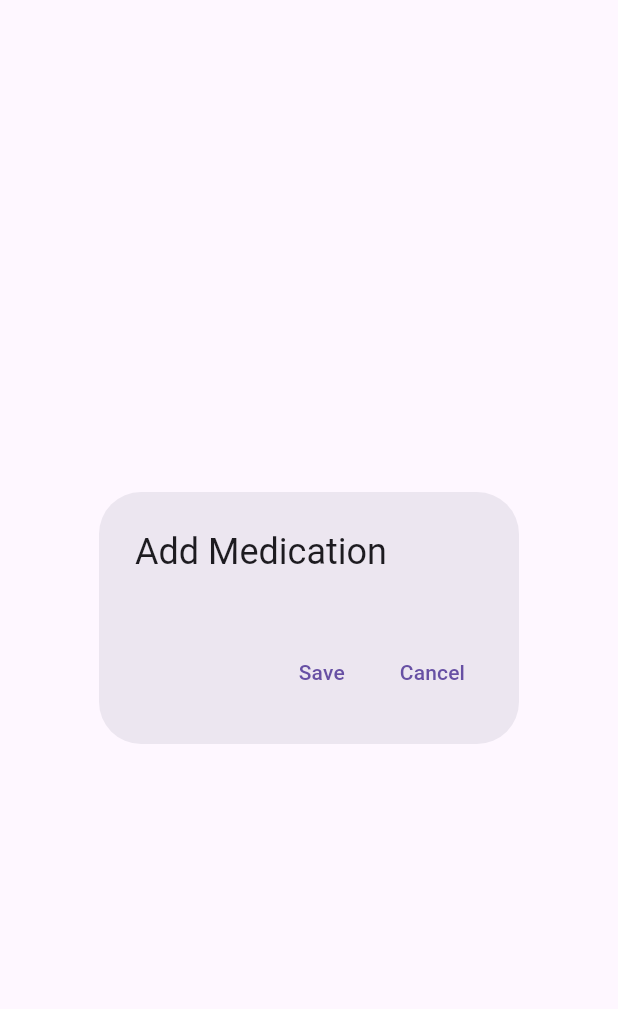
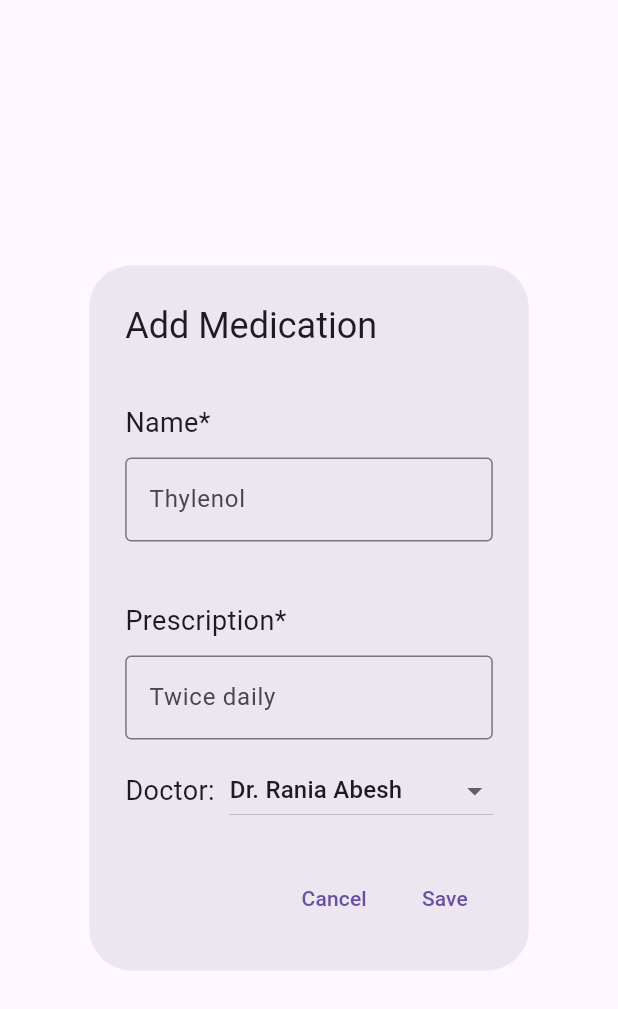
Before and after one commit to nkemjikaobi/flutter_patient_management_system, a Flutter app: the AddMedicationModal widget shown alone on an empty page, opened directly, on a phone screen of 412 x 824 dp. Shown: the top 1009 px of the screen. Run offline on Flutter 3.47's test engine with Material 3 defaults, Android fonts, the phone set to English and light mode, and no system bars; network calls fail.

Commit message:
add medication modal

```diff
--- a/lib/modals/add_medication_modal.dart
+++ b/lib/modals/add_medication_modal.dart
@@ -1,36 +1,137 @@
 // AddMedicationModal.dart
 
 import 'package:flutter/material.dart';
+import 'package:flutter_application_project_1/models/patient_medications_model.dart';
 
-class AddMedicationModal extends StatelessWidget {
-  const AddMedicationModal({super.key});
+class AddMedicationModal extends StatefulWidget {
+  const AddMedicationModal({Key? key}) : super(key: key);
+
+  @override
+  State<AddMedicationModal> createState() => _AddMedicationModalState();
+}
+
+class _AddMedicationModalState extends State<AddMedicationModal> {
+  final _formKey = GlobalKey<FormState>();
+
+  TextEditingController nameController = TextEditingController();
+  TextEditingController prescriptionController = TextEditingController();
+
+  String doctor = "Dr. Rania Abesh";
 
   @override
   Widget build(BuildContext context) {
+    const List<String> doctorData = <String>[
+      'Dr. Rania Abesh',
+      'Dr. Philip Nzaghi',
+      'Dr. Walter Whyte',
+      'Dr Jesse Pinkman',
+      'Dr. Connor Mcgregor',
+    ];
+
     return AlertDialog(
       title: const Text('Add Medication'),
-      content: const SingleChildScrollView(
-        child: Column(
-          children: [
-            // Your form fields for adding medication
-            // You can add text fields, dropdowns, etc.
-          ],
-        ),
+      content: SingleChildScrollView(
+        child: Form(
+            key: _formKey,
+            child: Column(
+              crossAxisAlignment: CrossAxisAlignment.start,
+              children: [
+                const SizedBox(height: 20),
+                const Text("Name*", style: TextStyle(fontSize: 18)),
+                const SizedBox(
+                    height:
+                        10), // Add spacing between Text and TextField if needed
+                TextFormField(
+                  validator: (value) {
+                    if (value == null || value.isEmpty) {
+                      return "This field is required";
+                    }
+                    return null;
+                  },
+                  controller: nameController,
+                  decoration: const InputDecoration(
+                    floatingLabelBehavior: FloatingLabelBehavior.never,
+                    labelText: 'Thylenol', // Placeholder text
+                    border: OutlineInputBorder(),
+                  ),
+                ),
+                const SizedBox(height: 20),
+                // Add spacing between Text and TextField if needed
+
+                const SizedBox(height: 20),
+                const Text("Prescription*", style: TextStyle(fontSize: 18)),
+                const SizedBox(
+                    height:
+                        10), // Add spacing between Text and TextField if needed
+                TextFormField(
+                  validator: (value) {
+                    if (value == null || value.isEmpty) {
+                      return "This field is required";
+                    }
+                    return null;
+                  },
+                  controller: prescriptionController,
+                  decoration: const InputDecoration(
+                    floatingLabelBehavior: FloatingLabelBehavior.never,
+                    labelText: 'Twice daily', // Placeholder text
+                    border: OutlineInputBorder(),
+                  ),
+                ),
+                const SizedBox(height: 10),
+                Row(
+                  children: [
+                    const Text(
+                      'Doctor:',
+                      style: TextStyle(fontSize: 18),
+                    ),
+                    const SizedBox(
+                        width:
+                            10), // Adjust the spacing between label and dropdown button
+                    Expanded(
+                      child: DropdownButton<String>(
+                        value: doctor,
+                        icon: const Icon(Icons.arrow_drop_down),
+                        onChanged: (String? value) {
+                          setState(() {
+                            doctor = value!;
+                          });
+                        },
+                        items: doctorData
+                            .map<DropdownMenuItem<String>>((String value) {
+                          return DropdownMenuItem<String>(
+                            value: value,
+                            child: Text(value),
+                          );
+                        }).toList(),
+                      ),
+                    ),
+                  ],
+                )
+              ],
+            )),
       ),
       actions: <Widget>[
-        TextButton(
-          onPressed: () {
-            // Implement logic for saving the medication data
-            Navigator.of(context).pop();
-          },
-          child: const Text('Save'),
-        ),
         TextButton(
           onPressed: () {
             Navigator.of(context).pop();
           },
           child: const Text('Cancel'),
         ),
+        TextButton(
+          onPressed: () {
+            // Implement logic for saving the medication data
+            // Navigator.of(context).pop();
+
+            _formKey.currentState!.validate();
+
+            PatientMedicationModel newMedication = PatientMedicationModel(
+                name: nameController.text,
+                prescription: prescriptionController.text,
+                doctor: "",
+                medicationDate: DateTime.now().toString());
+          },
+          child: const Text('Save'),
+        ),
       ],
     );
   }
```
